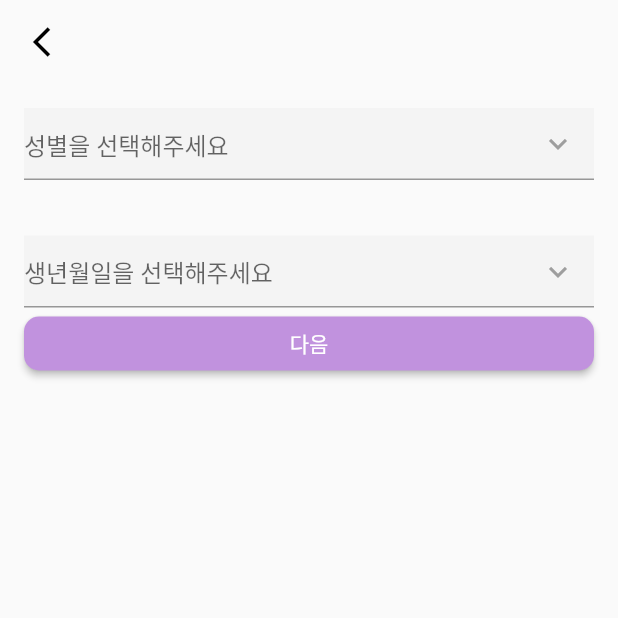
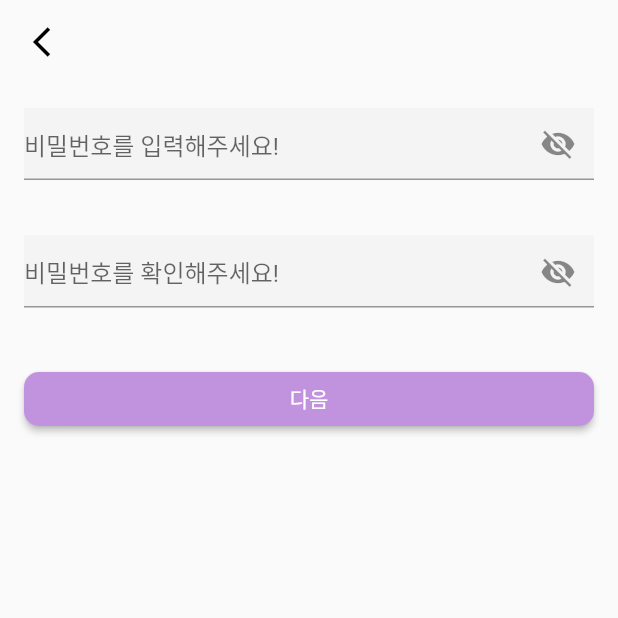
Before and after one commit to dev-hjkim/toy_app, a Flutter app: the JoinEmail4 screen opened directly, after a tap on "다음", on a phone screen of 412 x 824 dp, the top half of it. Run offline on Flutter 3.47's test engine with Material 2 defaults, Android fonts, the light colour scheme and no system bars; our stand-ins replace scroll_date_picker.

Commit message:
add join page 5

```diff
--- a/celebrity/lib/join/join_email4.dart
+++ b/celebrity/lib/join/join_email4.dart
@@ -2,6 +2,8 @@ import "package:flutter/material.dart";
 import "../utils/http_util.dart";
 import 'package:scroll_date_picker/scroll_date_picker.dart';
 import 'package:intl/intl.dart';
+
+import 'join_email5.dart';
 
 class JoinEmail4 extends StatefulWidget {
   const JoinEmail4({Key? key}) : super(key: key);
@@ -87,6 +89,12 @@ class _JoinEmail4State extends State<JoinEmail4> {
                                                       print(MediaQuery.of(context).viewInsets.bottom);
                                                       return SingleChildScrollView(
                                                           child: Container(
+                                                            decoration: BoxDecoration(
+                                                                borderRadius: BorderRadius.only(
+                                                                    topLeft: Radius.circular(10),
+                                                                  topRight: Radius.circular(10),
+                                                                )
+                                                            ),
                                                             height: 543,
                                                             padding: EdgeInsets.only(
                                                                 bottom: MediaQuery.of(context).viewInsets.bottom,
@@ -215,6 +223,12 @@ class _JoinEmail4State extends State<JoinEmail4> {
                                                     builder: (context) {
                                                       return SingleChildScrollView(
                                                           child: Container(
+                                                              decoration: BoxDecoration(
+                                                                  borderRadius: BorderRadius.only(
+                                                                    topLeft: Radius.circular(10),
+                                                                    topRight: Radius.circular(10),
+                                                                  )
+                                                              ),
                                                             height: 402,
                                                             padding: EdgeInsets.only(
                                                               top: 20,
@@ -296,10 +310,10 @@ class _JoinEmail4State extends State<JoinEmail4> {
                                         ),
                                         onPressed: () => {
                                           setState(() {
-                                            // Navigator.push(
-                                            //   context,
-                                            //   MaterialPageRoute(builder: (context) => JoinEmail5()),
-                                            // );
+                                            Navigator.push(
+                                              context,
+                                              MaterialPageRoute(builder: (context) => JoinEmail5()),
+                                            );
                                           })
                                         }
                                       ),
--- /dev/null
+++ b/celebrity/lib/join/join_email5.dart
@@ -0,0 +1,240 @@
+import "package:flutter/material.dart";
+import "../utils/http_util.dart";
+import 'join_email4.dart';
+
+class JoinEmail5 extends StatefulWidget {
+  const JoinEmail5({Key? key}) : super(key: key);
+
+  @override
+  _JoinEmail5State createState() => _JoinEmail5State();
+}
+
+class _JoinEmail5State extends State<JoinEmail5> {
+  late TextEditingController password;
+  late TextEditingController passwordRe;
+
+  bool passwordValid = false;
+  bool passwordReValid = false;
+  bool _passwordVisible = false;
+  bool _passwordReVisible = false;
+
+  late FocusNode passwordFocusNode;
+  late FocusNode passwordReFocusNode;
+
+  String message = "";
+  String messageRe = "";
+
+  bool _ischeckedAll = false;
+
+  late List<bool> _checked_box;
+
+  @override
+  void initState() {
+    password = TextEditingController();
+    passwordRe = TextEditingController();
+    passwordValid = false;
+    passwordReValid = false;
+    _passwordVisible = false;
+    _passwordReVisible = false;
+
+    _ischeckedAll = false;
+
+    passwordFocusNode = new FocusNode();
+    passwordFocusNode.addListener(() {
+      if (!passwordFocusNode.hasFocus) {
+        setState(() {
+          passwordValid = RegExp(
+              r"^01[0-9]{8,9}"
+          ).hasMatch(password.text);
+          if (!passwordValid || password.text.length < 10) {
+            message = "영문+숫자+특수기호 10글자 이상이어야 해요🙌";
+          } else {
+            message = "안전해요✨";
+          }
+        });
+      }
+    });
+
+    passwordReFocusNode = new FocusNode();
+    passwordReFocusNode.addListener(() {
+      if (!passwordReFocusNode.hasFocus) {
+        setState(() {
+          passwordReValid = (password.text == passwordRe.text);
+          if (!passwordReValid) {
+            messageRe = "앗! 다르게 입력하신 것 같아요👋";
+          }
+        });
+      }
+    });
+    super.initState();
+  }
+
+  @override
+  Widget build(BuildContext context) {
+    return LayoutBuilder(
+        builder: (BuildContext context, BoxConstraints constraints) {
+          return Scaffold(
+              appBar: AppBar(
+                leading: IconButton(
+                  onPressed: () {
+                    Navigator.pop(context);
+                    },
+                  color: Colors.black,
+                  icon: Icon(Icons.arrow_back_ios_sharp),
+                ),
+                elevation: 0,
+                backgroundColor: Colors.transparent,
+              ),
+              body: Builder(
+                  builder: (context) => SingleChildScrollView(
+                      child: Center(
+                          child: Column(children: [
+                            Container(
+                              margin: EdgeInsets.all(16),
+                              child: Column(children: [
+                                Container(
+                                    color: Color(0xffF4F4F4),
+                                    child: Column(children: [
+                                      TextField(
+                                        focusNode: passwordFocusNode,
+                                        obscureText: !_passwordVisible,
+                                        decoration: InputDecoration(
+                                          hintText: "비밀번호를 입력해주세요!",
+                                          suffixIcon: IconButton(
+                                              onPressed: () {
+                                                setState(() {
+                                                  _passwordVisible = !_passwordVisible;
+                                                });
+                                              },
+                                              icon: Icon(
+                                                _passwordVisible
+                                                    ? Icons.visibility
+                                                    : Icons.visibility_off,
+                                              )
+                                          ),
+                                        ),
+                                        controller: password,
+                                      ),
+                                    ])
+                                ),
+                                Align(
+                                  alignment: Alignment.centerLeft,
+                                  child: Container(
+                                    margin: EdgeInsets.only(top: 8.44, bottom: 12.56),
+                                    child: Text(message ?? "",
+                                          style: TextStyle(color: Color(0xff6D00B0))),
+                                  ),
+                                ),
+                                Container(
+                                  color: Color(0xffF4F4F4),
+                                  child: Column(children: [
+                                    TextField(
+                                      focusNode: passwordReFocusNode,
+                                      obscureText: !_passwordReVisible,
+                                      decoration: InputDecoration(
+                                          hintText: "비밀번호를 확인해주세요!",
+                                          suffixIcon: IconButton(
+                                              onPressed: () {
+                                                setState(() {
+                                                  _passwordReVisible = !_passwordReVisible;
+                                                });
+                                              },
+                                              icon: Icon(
+                                                _passwordReVisible
+                                                    ? Icons.visibility
+                                                    : Icons.visibility_off,
+                                              )
+                                          )
+                                      ),
+                                      controller: passwordRe,
+                                    ),
+                                  ])
+                                ),
+                                Align(
+                                  alignment: Alignment.centerLeft,
+                                  child: Container(
+                                    margin: EdgeInsets.only(top: 8.44, bottom: 12.56),
+                                    child: Text(messageRe ?? "",
+                                        style: TextStyle(color: Color(0xff6D00B0))),
+                                  ),
+                                ),
+                                Row(children: [
+                                  Expanded(
+                                    child: Container(
+                                      child: RaisedButton(
+                                        child: const Text("다음",
+                                            style: TextStyle(
+                                              color: Colors.white,
+                                            )),
+                                        color: (passwordValid && passwordReValid)
+                                            ? const Color(0xff6D00B0)
+                                            : const Color(0xffC192DE),
+                                        shape: RoundedRectangleBorder(
+                                          borderRadius: BorderRadius.circular(10.0),
+                                        ),
+                                        onPressed: () => {
+                                          showModalBottomSheet(
+                                            context: context,
+                                            isScrollControlled: false,
+                                            builder: (context) {
+                                              return SingleChildScrollView(
+                                                child: Container(
+                                                  decoration: BoxDecoration(
+                                                    borderRadius: BorderRadius.only(
+                                                      topLeft: Radius.circular(10),
+                                                      topRight: Radius.circular(10),
+                                                    )
+                                                  ),
+                                                  height: 332,
+                                                  padding: EdgeInsets.only(
+                                                      top: 48,
+                                                      bottom: MediaQuery.of(context).viewInsets.bottom,
+                                                      left: 16, right: 16
+                                                  ),
+                                                  child: Column(
+                                                    children: [
+                                                      Container(
+                                                        height: 40,
+                                                        color: Color(0xffF4F4F4),
+                                                        child: Row(
+                                                          children: [
+                                                            Checkbox(
+                                                                value: _ischeckedAll,
+                                                                onChanged: (value) {
+                                                                  setState(() {
+                                                                    _ischeckedAll = value!;
+                                                                  });
+                                                                }
+                                                            ),
+                                                            Padding(
+                                                              padding: EdgeInsets.only(left: 9),
+                                                              child: Text("전체동의",
+                                                                style: TextStyle(
+                                                                  color: Color(0xff6A00AB),
+                                                                ),
+                                                              ),
+                                                            )
+                                                          ],
+                                                        )
+                                                      )
+                                                    ]
+                                                  )
+                                                )
+                                              );
+                                            }
+                                          )
+                                        }
+                                      ),
+                                    ),
+                                  )
+                                ]),
+                              ])
+                            )
+                          ])
+                      )
+                  )
+              )
+          );
+    });
+  }
+}
```
